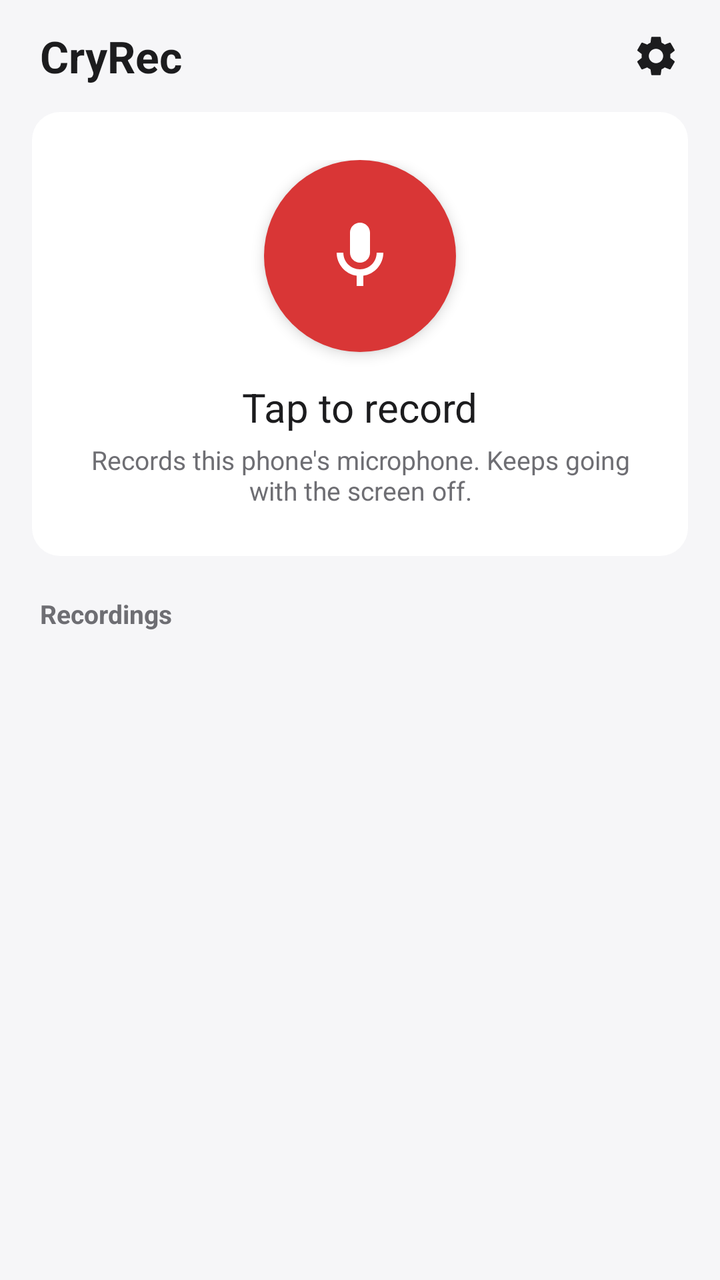
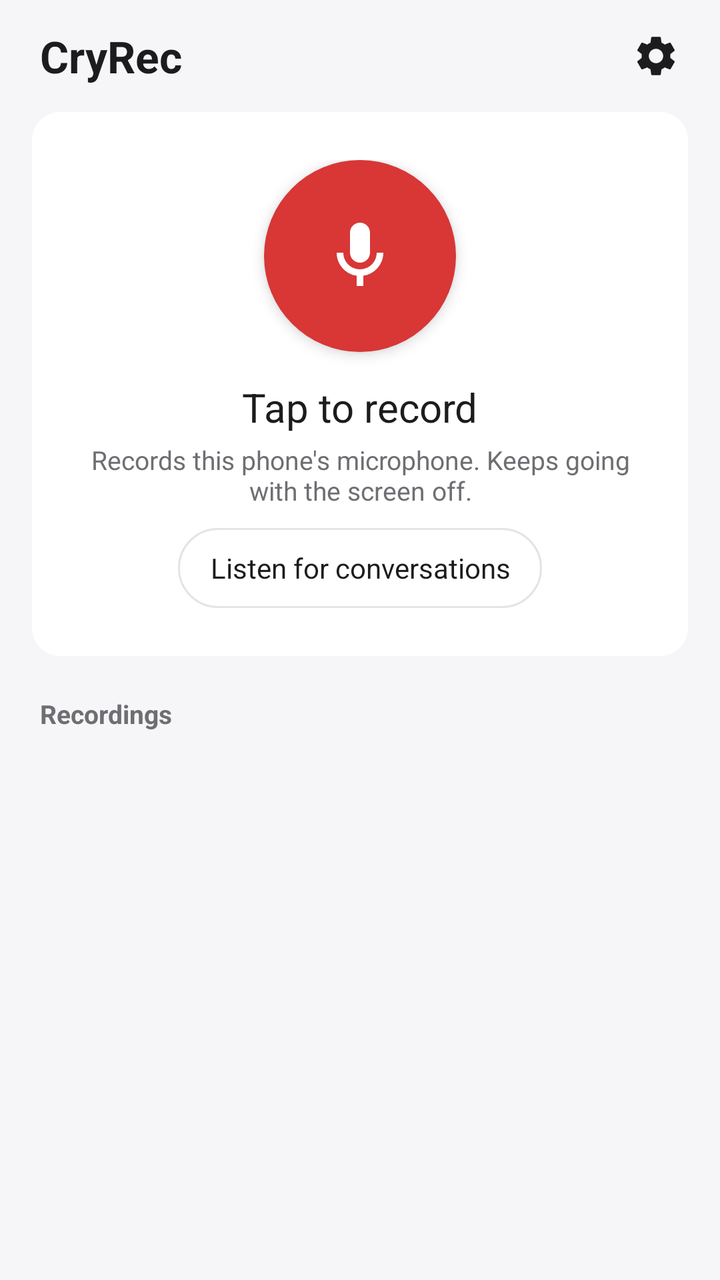

Screens rendered from an Android XML layout before and after an edit, with the pre-edit source and the edit as a unified diff.
<!-- AndroidManifest.xml: application theme AppTheme -->
<!-- res/layout/activity_main.xml -->
<?xml version="1.0" encoding="utf-8"?>
<LinearLayout xmlns:android="http://schemas.android.com/apk/res/android"
    android:id="@+id/root"
    android:layout_width="match_parent"
    android:layout_height="match_parent"
    android:fitsSystemWindows="true"
    android:orientation="vertical">

    <LinearLayout
        android:layout_width="match_parent"
        android:layout_height="56dp"
        android:gravity="center_vertical"
        android:paddingStart="20dp"
        android:paddingEnd="8dp">
        <TextView
            android:layout_width="0dp"
            android:layout_height="wrap_content"
            android:layout_weight="1"
            android:text="CryRec"
            android:textColor="@color/text"
            android:textSize="22sp"
            android:textStyle="bold" />
        <ImageButton
            android:id="@+id/settings"
            android:layout_width="48dp"
            android:layout_height="48dp"
            android:background="?android:attr/selectableItemBackgroundBorderless"
            android:contentDescription="Settings"
            android:src="@drawable/ic_settings" />
    </LinearLayout>

    <TextView
        android:id="@+id/banner"
        android:layout_width="match_parent"
        android:layout_height="wrap_content"
        android:layout_marginHorizontal="16dp"
        android:layout_marginBottom="8dp"
        android:background="@drawable/card"
        android:padding="14dp"
        android:textColor="@color/text"
        android:visibility="gone" />

    <LinearLayout
        android:layout_width="match_parent"
        android:layout_height="wrap_content"
        android:layout_marginHorizontal="16dp"
        android:background="@drawable/card"
        android:gravity="center_horizontal"
        android:orientation="vertical"
        android:paddingVertical="24dp">
        <ImageButton
            android:id="@+id/record"
            android:layout_width="96dp"
            android:layout_height="96dp"
            android:background="@drawable/rec_button"
            android:contentDescription="Record"
            android:elevation="4dp"
            android:padding="28dp"
            android:scaleType="fitCenter"
            android:src="@drawable/ic_mic" />
        <TextView
            android:id="@+id/timer"
            android:layout_width="wrap_content"
            android:layout_height="wrap_content"
            android:layout_marginTop="14dp"
            android:fontFeatureSettings="tnum"
            android:text="Tap to record"
            android:textColor="@color/text"
            android:textSize="20sp" />
        <TextView
            android:id="@+id/hint"
            android:layout_width="wrap_content"
            android:layout_height="wrap_content"
            android:layout_marginTop="4dp"
            android:gravity="center"
            android:paddingHorizontal="16dp"
            android:text="Records this phone's microphone. Keeps going with the screen off."
            android:textColor="@color/muted"
            android:textSize="13sp" />

        <LinearLayout
            android:id="@+id/levels"
            android:layout_width="match_parent"
            android:layout_height="wrap_content"
            android:layout_marginTop="16dp"
            android:orientation="vertical"
            android:paddingHorizontal="20dp"
            android:visibility="gone">
            <FrameLayout
                android:id="@+id/meter_box"
                android:layout_width="match_parent"
                android:layout_height="wrap_content" />
            <TextView
                android:id="@+id/level_text"
                android:layout_width="match_parent"
                android:layout_height="wrap_content"
                android:layout_marginTop="2dp"
                android:fontFeatureSettings="tnum"
                android:textColor="@color/muted"
                android:textSize="13sp" />
            <LinearLayout
                android:layout_width="match_parent"
                android:layout_height="wrap_content"
                android:layout_marginTop="6dp"
                android:gravity="center_vertical">
                <TextView
                    android:layout_width="0dp"
                    android:layout_height="wrap_content"
                    android:layout_weight="1"
                    android:text="Gain"
                    android:textColor="@color/text"
                    android:textSize="15sp" />
                <Button
                    android:id="@+id/gain_down"
                    style="?android:attr/borderlessButtonStyle"
                    android:layout_width="48dp"
                    android:layout_height="48dp"
                    android:contentDescription="Less gain"
                    android:text="−"
                    android:textSize="22sp" />
                <TextView
                    android:id="@+id/gain_value"
                    android:layout_width="72dp"
                    android:layout_height="wrap_content"
                    android:fontFeatureSettings="tnum"
                    android:gravity="center"
                    android:textColor="@color/text"
                    android:textSize="15sp" />
                <Button
                    android:id="@+id/gain_up"
                    style="?android:attr/borderlessButtonStyle"
                    android:layout_width="48dp"
                    android:layout_height="48dp"
                    android:contentDescription="More gain"
                    android:text="+"
                    android:textSize="22sp" />
            </LinearLayout>
        </LinearLayout>
    </LinearLayout>

    <TextView
        android:layout_width="wrap_content"
        android:layout_height="wrap_content"
        android:layout_marginStart="20dp"
        android:layout_marginTop="20dp"
        android:layout_marginBottom="6dp"
        android:text="Recordings"
        android:textColor="@color/muted"
        android:textSize="13sp"
        android:textStyle="bold" />

    <ScrollView
        android:layout_width="match_parent"
        android:layout_height="0dp"
        android:layout_weight="1">
        <LinearLayout
            android:id="@+id/list"
            android:layout_width="match_parent"
            android:layout_height="wrap_content"
            android:layout_marginHorizontal="16dp"
            android:layout_marginBottom="16dp"
            android:background="@drawable/card"
            android:orientation="vertical" />
    </ScrollView>
</LinearLayout>
<!-- resources referenced by this layout -->
<resources>
  <color name="muted">#6E6E73</color>
  <color name="text">#1C1C1E</color>
  <!-- drawable card (drawable) -->
  <shape xmlns:android="http://schemas.android.com/apk/res/android">
      <solid android:color="@color/surface" />
      <corners android:radius="14dp" />
  </shape>
  <!-- drawable ic_mic (drawable) -->
  <vector xmlns:android="http://schemas.android.com/apk/res/android" android:width="24dp" android:height="24dp" android:viewportWidth="24" android:viewportHeight="24">
      <path android:fillColor="#FFFFFFFF" android:pathData="M12,14c1.66,0 3,-1.34 3,-3V5c0,-1.66 -1.34,-3 -3,-3S9,3.34 9,5v6c0,1.66 1.34,3 3,3zM17,11c0,2.76 -2.24,5 -5,5s-5,-2.24 -5,-5H5c0,3.53 2.61,6.43 6,6.92V21h2v-3.08c3.39,-0.49 6,-3.39 6,-6.92h-2z"/>
  </vector>
  <!-- drawable ic_settings (drawable) -->
  <vector xmlns:android="http://schemas.android.com/apk/res/android" android:width="24dp" android:height="24dp" android:viewportWidth="24" android:viewportHeight="24" android:tint="?android:attr/textColorPrimary">
      <path android:fillColor="#FFFFFFFF" android:pathData="M19.14,12.94c0.04,-0.3 0.06,-0.61 0.06,-0.94c0,-0.32 -0.02,-0.64 -0.07,-0.94l2.03,-1.58c0.18,-0.14 0.23,-0.41 0.12,-0.61l-1.92,-3.32c-0.12,-0.22 -0.37,-0.29 -0.59,-0.22l-2.39,0.96c-0.5,-0.38 -1.03,-0.7 -1.62,-0.94L14.4,2.81c-0.04,-0.24 -0.24,-0.41 -0.48,-0.41h-3.84c-0.24,0 -0.43,0.17 -0.47,0.41L9.25,5.35C8.66,5.59 8.12,5.92 7.63,6.29L5.24,5.33c-0.22,-0.08 -0.47,0 -0.59,0.22L2.74,8.87C2.62,9.08 2.66,9.34 2.86,9.48l2.03,1.58C4.84,11.36 4.8,11.69 4.8,12s0.02,0.64 0.07,0.94l-2.03,1.58c-0.18,0.14 -0.23,0.41 -0.12,0.61l1.92,3.32c0.12,0.22 0.37,0.29 0.59,0.22l2.39,-0.96c0.5,0.38 1.03,0.7 1.62,0.94l0.36,2.54c0.05,0.24 0.24,0.41 0.48,0.41h3.84c0.24,0 0.44,-0.17 0.47,-0.41l0.36,-2.54c0.59,-0.24 1.13,-0.56 1.62,-0.94l2.39,0.96c0.22,0.08 0.47,0 0.59,-0.22l1.92,-3.32c0.12,-0.22 0.07,-0.47 -0.12,-0.61L19.14,12.94zM12,15.6c-1.98,0 -3.6,-1.62 -3.6,-3.6s1.62,-3.6 3.6,-3.6s3.6,1.62 3.6,3.6S13.98,15.6 12,15.6z"/>
  </vector>
  <!-- drawable rec_button (drawable) -->
  <ripple xmlns:android="http://schemas.android.com/apk/res/android" android:color="#44FFFFFF">
      <item><shape android:shape="oval"><solid android:color="@color/accent" /></shape></item>
  </ripple>
  <style name="AppTheme" parent="android:Theme.DeviceDefault.DayNight">
          <item name="android:colorAccent">@color/accent</item>
          <item name="android:colorPrimary">@color/surface</item>
          <item name="android:windowBackground">@color/bg</item>
          <item name="android:statusBarColor">@color/bg</item>
          <item name="android:navigationBarColor">@color/bg</item>
          <item name="android:windowLightStatusBar">@bool/light_bars</item>
          <item name="android:windowLightNavigationBar">@bool/light_bars</item>
          <item name="android:windowActionBar">false</item>
          <item name="android:windowNoTitle">true</item>
          <item name="android:textColorPrimary">@color/text</item>
          <item name="android:textColorSecondary">@color/muted</item>
      </style>
  <color name="surface">#FFFFFF</color>
  <color name="accent">#D93636</color>
  <color name="bg">#F6F6F8</color>
</resources>

<!-- the commit's change to res/layout/activity_main.xml (unified diff, before → after) -->
@@ -77,6 +77,17 @@
             android:text="Records this phone's microphone. Keeps going with the screen off."
             android:textColor="@color/muted"
             android:textSize="13sp" />
+        <TextView
+            android:id="@+id/listen"
+            android:layout_width="wrap_content"
+            android:layout_height="40dp"
+            android:layout_marginTop="10dp"
+            android:background="@drawable/pill"
+            android:gravity="center"
+            android:paddingHorizontal="16dp"
+            android:text="Listen for conversations"
+            android:textColor="@color/text"
+            android:textSize="14sp" />
 
         <LinearLayout
             android:id="@+id/levels"
<!-- resource entries referenced after the edit -->
@@ -15,6 +15,11 @@
   <vector xmlns:android="http://schemas.android.com/apk/res/android" android:width="24dp" android:height="24dp" android:viewportWidth="24" android:viewportHeight="24" android:tint="?android:attr/textColorPrimary">
       <path android:fillColor="#FFFFFFFF" android:pathData="M19.14,12.94c0.04,-0.3 0.06,-0.61 0.06,-0.94c0,-0.32 -0.02,-0.64 -0.07,-0.94l2.03,-1.58c0.18,-0.14 0.23,-0.41 0.12,-0.61l-1.92,-3.32c-0.12,-0.22 -0.37,-0.29 -0.59,-0.22l-2.39,0.96c-0.5,-0.38 -1.03,-0.7 -1.62,-0.94L14.4,2.81c-0.04,-0.24 -0.24,-0.41 -0.48,-0.41h-3.84c-0.24,0 -0.43,0.17 -0.47,0.41L9.25,5.35C8.66,5.59 8.12,5.92 7.63,6.29L5.24,5.33c-0.22,-0.08 -0.47,0 -0.59,0.22L2.74,8.87C2.62,9.08 2.66,9.34 2.86,9.48l2.03,1.58C4.84,11.36 4.8,11.69 4.8,12s0.02,0.64 0.07,0.94l-2.03,1.58c-0.18,0.14 -0.23,0.41 -0.12,0.61l1.92,3.32c0.12,0.22 0.37,0.29 0.59,0.22l2.39,-0.96c0.5,0.38 1.03,0.7 1.62,0.94l0.36,2.54c0.05,0.24 0.24,0.41 0.48,0.41h3.84c0.24,0 0.44,-0.17 0.47,-0.41l0.36,-2.54c0.59,-0.24 1.13,-0.56 1.62,-0.94l2.39,0.96c0.22,0.08 0.47,0 0.59,-0.22l1.92,-3.32c0.12,-0.22 0.07,-0.47 -0.12,-0.61L19.14,12.94zM12,15.6c-1.98,0 -3.6,-1.62 -3.6,-3.6s1.62,-3.6 3.6,-3.6s3.6,1.62 3.6,3.6S13.98,15.6 12,15.6z"/>
   </vector>
+  <!-- drawable pill (drawable) -->
+  <ripple xmlns:android="http://schemas.android.com/apk/res/android" android:color="#33888888">
+      <item><shape><solid android:color="@color/surface" /><corners android:radius="20dp" />
+          <stroke android:width="1dp" android:color="@color/line" /></shape></item>
+  </ripple>
   <!-- drawable rec_button (drawable) -->
   <ripple xmlns:android="http://schemas.android.com/apk/res/android" android:color="#44FFFFFF">
       <item><shape android:shape="oval"><solid android:color="@color/accent" /></shape></item>
@@ -33,6 +38,7 @@
           <item name="android:textColorSecondary">@color/muted</item>
       </style>
   <color name="surface">#FFFFFF</color>
+  <color name="line">#E3E3E8</color>
   <color name="accent">#D93636</color>
   <color name="bg">#F6F6F8</color>
 </resources>
